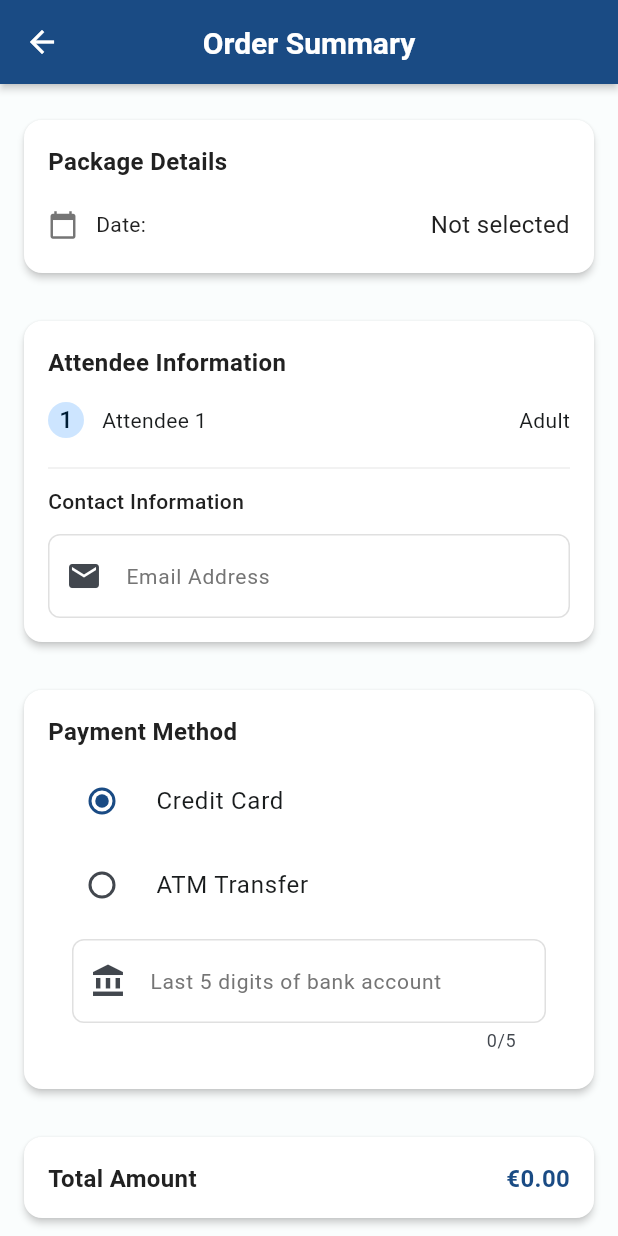
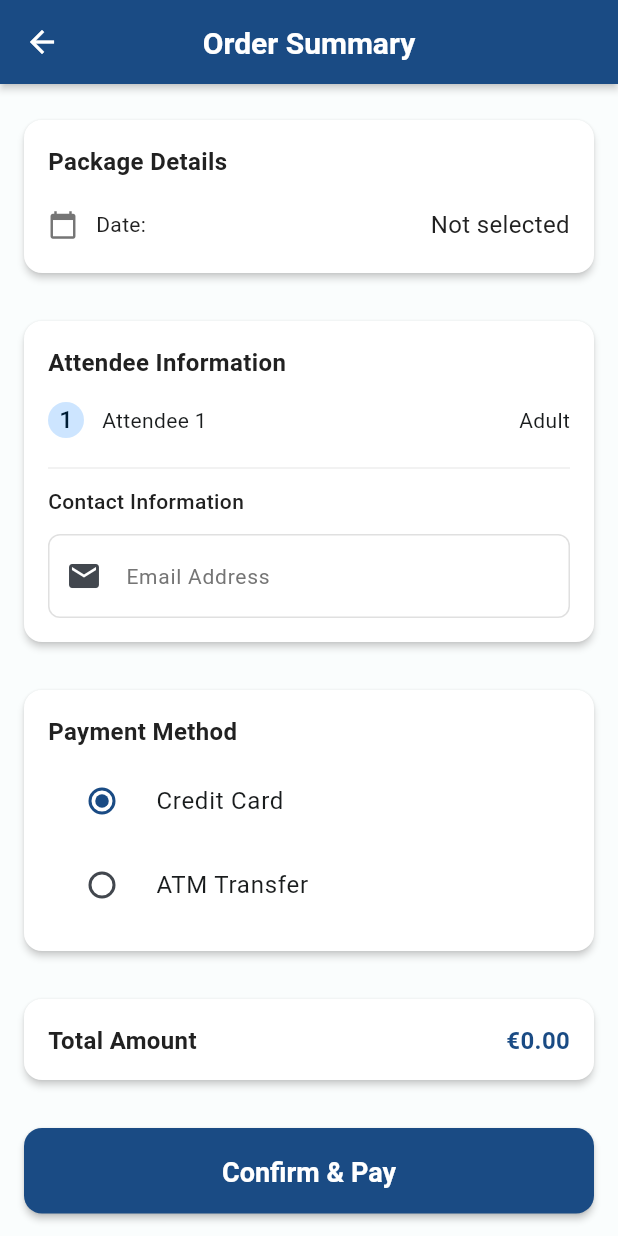
Before and after one commit to chikuokuo/ticket_sale, a Flutter app: the OrderSummaryScreen screen opened directly, on a phone screen of 412 x 824 dp. Run offline on Flutter 3.47's test engine with Material 3 defaults, Android fonts, the light colour scheme and no system bars; our stand-ins replace flutter_dotenv, flutter_riverpod, qr_flutter; missing offline and left inert: flutter_stripe; Roboto replaces fonts that are missing (SF Pro Display).

Commit message:
fix order summary select

```diff
--- a/lib/screens/order_summary_screen.dart
+++ b/lib/screens/order_summary_screen.dart
@@ -233,26 +233,7 @@ class _OrderSummaryScreenState extends ConsumerState<OrderSummaryScreen> {
                   },
                 ),
               ),
-            ] else
-              Padding(
-                padding: const EdgeInsets.symmetric(horizontal: 16.0, vertical: 8.0),
-                child: TextFormField(
-                  controller: orderState.atmLastFiveController,
-                  decoration: const InputDecoration(
-                    labelText: 'Last 5 digits of bank account',
-                    border: OutlineInputBorder(),
-                    prefixIcon: Icon(Icons.account_balance),
-                  ),
-                  keyboardType: TextInputType.number,
-                  maxLength: 5,
-                  validator: (value) {
-                    if (value == null || value.length < 5) {
-                      return 'Please enter 5 digits';
-                    }
-                    return null;
-                  },
-                ),
-              ),
+            ],
           ],
         ),
       ),
```
